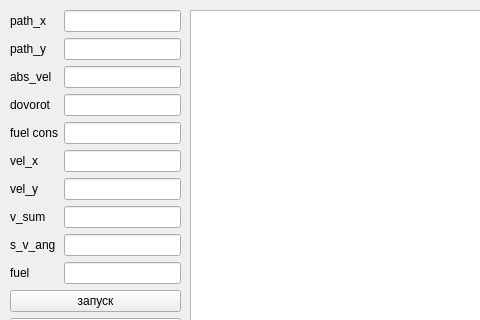
First picture: the form in mainwindow.ui, repository Polliakoff/Collabreequeue-2-rep, before the edit; both pictures show x 0 to 480 and y 0 to 320 of the 1368 by 768 pixel window.
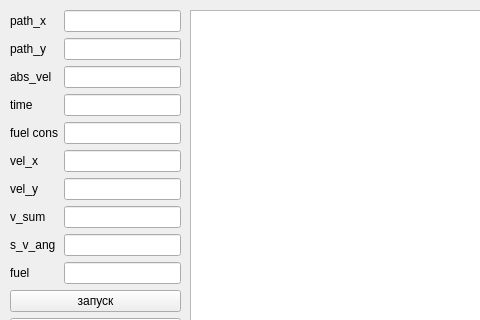
Second picture: the form after the edit.

```diff
--- a/mainwindow.ui
+++ b/mainwindow.ui
@@ -120,7 +120,7 @@
      <item row="3" column="0">
       <widget class="QLabel" name="label_4">
        <property name="text">
-        <string>dovorot</string>
+        <string>time</string>
        </property>
       </widget>
      </item>
```
Left out of the diff: 2 changed lines with no effect on the pictures.
